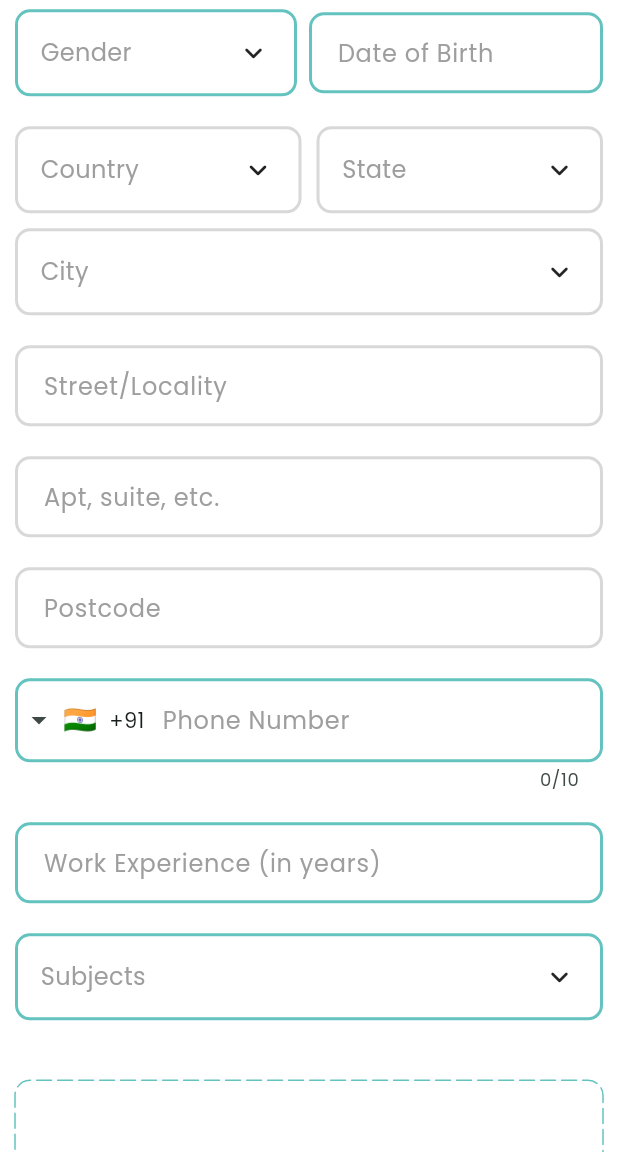
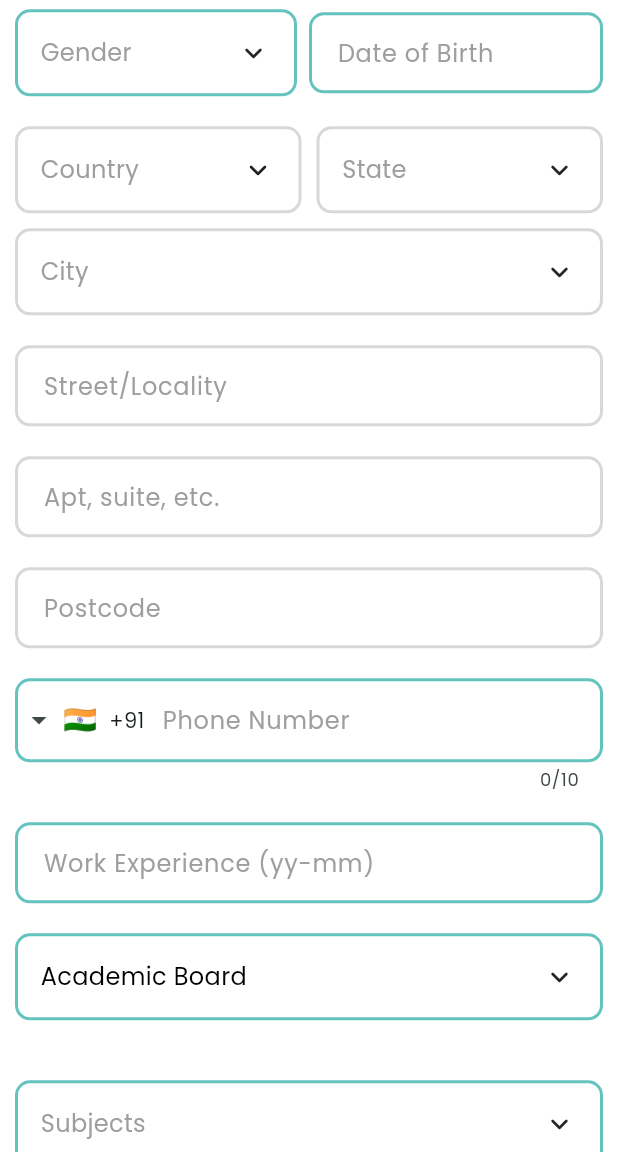
Before and after one commit to SauravHaldar04/Dhairya, a Flutter app: the TeacherProfileCompletion screen opened directly, scrolled down 576 dp, on a phone screen of 412 x 824 dp, the part 84-1236 px from its top. Run offline on Flutter 3.47's test engine with Material 3 defaults, Android fonts, the phone set to English and light mode, and no system bars; drawn by our look-alikes of dotted_border, intl_phone_field; our stand-ins replace cloud_firestore, csc_picker, file_picker, firebase_auth, firebase_core, flutter_bloc and 4 more; missing offline and left inert: address_form, flutter_pdfview; accounts and stored records are empty; statements that could not run were skipped.

Commit message:
Adding academic boards

```diff
--- a/lib/features/profile/presentation/pages/teacher_profile_completion.dart
+++ b/lib/features/profile/presentation/pages/teacher_profile_completion.dart
@@ -43,6 +43,25 @@ class _TeacherProfileCompletionState extends State<TeacherProfileCompletion> {
   File? resume;
   bool resumeLoading = false;
   String selectedGender = "Gender";
+  List<String> selectedAcademicBoard = [];
+  List<String> academicBoards = [
+    "CBSE",
+    "ICSE",
+    "MSBSHSE",
+    "WBBSE",
+    "UPBSE",
+    "BSEB",
+    "GSEB",
+    "RBSE",
+    "MPBSE",
+    "KSEEB",
+    "PSEB",
+    "HPSOS",
+    "NIOS",
+    "IGCSE",
+    "IB",
+    "Others"
+  ];
   List<String> selectedSubjects = [];
   List<String> subjects = [
     "Maths",
@@ -116,7 +135,8 @@ class _TeacherProfileCompletionState extends State<TeacherProfileCompletion> {
               ),
               const SizedBox(height: 20),
               image != null
-                  ? Container(
+                  ? Center(
+                      child: Container(
                         decoration: const BoxDecoration(
                           shape: BoxShape.circle,
                         ),
@@ -126,6 +146,7 @@ class _TeacherProfileCompletionState extends State<TeacherProfileCompletion> {
                           child: Image.file(
                             image!,
                             fit: BoxFit.cover,
+                          ),
                         ),
                       ),
                     )
@@ -212,7 +233,7 @@ class _TeacherProfileCompletionState extends State<TeacherProfileCompletion> {
                               //Pallete.greyColor,
                               fontSize: 16,
                             ),
-                            title: "Gender",
+                            title: selectedGender,
                             placeHolder: "Gender",
                             items: const [
                               "Male",
@@ -224,7 +245,9 @@ class _TeacherProfileCompletionState extends State<TeacherProfileCompletion> {
                             ],
                             selected: selectedGender,
                             onChanged: (val) {
+                              setState(() {
                                 selectedGender = val;
+                              });
                             },
                             label: "Gender")),
                   ),
@@ -352,9 +375,84 @@ class _TeacherProfileCompletionState extends State<TeacherProfileCompletion> {
                 height: 20,
               ),
               ProjectTextfield(
-                text: "Work Experience (in years)",
+                text: "Work Experience (yy-mm)",
                 controller: workExpController,
                 keyboardType: const TextInputType.numberWithOptions(),
+              ),
+              const SizedBox(
+                height: 20,
+              ),
+              DropdownWithSearch(
+                  disabledDecoration: BoxDecoration(
+                    color: Pallete.whiteColor,
+                    border: Border.all(color: Pallete.inactiveColor, width: 2),
+                    borderRadius: BorderRadius.circular(10),
+                  ),
+                  itemStyle: const TextStyle(
+                      color: Colors.black,
+                      fontSize: 17,
+                      fontWeight: FontWeight.bold),
+                  dropdownHeadingStyle: const TextStyle(
+                      color: Pallete.primaryColor,
+                      fontSize: 22,
+                      fontWeight: FontWeight.bold),
+                  decoration: BoxDecoration(
+                    border: Border.all(color: Pallete.primaryColor, width: 2),
+                    borderRadius: BorderRadius.circular(10),
+                  ),
+                  unselectedItemStyle: const TextStyle(
+                    color: Pallete.greyColor,
+                    fontSize: 16,
+                  ),
+                  selectedItemStyle: const TextStyle(
+                    color: Colors.black,
+                    //:
+                    //Pallete.greyColor,
+                    fontSize: 16,
+                  ),
+                  title: "Select Academic Board",
+                  placeHolder: "Search Academic Board",
+                  items: academicBoards,
+                  selected: "Academic Board",
+                  onChanged: (val) {
+                    setState(() {
+                      if (selectedAcademicBoard.contains(val)) return;
+                      selectedAcademicBoard.add(val);
+                      print(selectedSubjects);
+                    });
+                  },
+                  label: "Select Academic Board"),
+              const SizedBox(
+                height: 20,
+              ),
+              if (selectedAcademicBoard.isNotEmpty)
+                Wrap(
+                  spacing: 10,
+                  children: selectedAcademicBoard.map((e) {
+                    return Chip(
+                      side: const BorderSide(
+                          color: Pallete.primaryColor, width: 2),
+                      color: WidgetStatePropertyAll(Pallete.primaryColor),
+                      onDeleted: () {
+                        setState(() {
+                          selectedAcademicBoard.remove(e);
+                        });
+                      },
+                      deleteIcon: Icon(Icons.close),
+                      deleteIconColor: Pallete.backgroundColor,
+                      padding: const EdgeInsets.all(5),
+                      label: Padding(
+                        padding: const EdgeInsets.all(5.0),
+                        child: Text(
+                          e,
+                          style: const TextStyle(
+                              color: Pallete.backgroundColor,
+                              fontSize: 15,
+                              fontWeight: FontWeight.bold),
+                        ),
+                      ),
+                    );
+                  }).toList(),
                 ),
               const SizedBox(
                 height: 20,
@@ -511,9 +609,11 @@ class _TeacherProfileCompletionState extends State<TeacherProfileCompletion> {
               const SizedBox(
                 height: 20,
               ),
-              ProjectButton(
+              Center(
+                child: ProjectButton(
                   text: "Submit",
                   onPressed: () {},
+                ),
               ),
             ],
           ),
```
Lines whose indentation alone changed are shown as unchanged.
